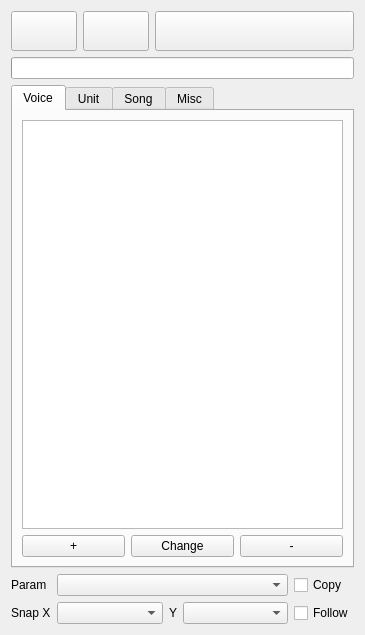
Qt form src/editor/sidemenu/SideMenu.ui (yuxshao/ptcollab) before a commit.
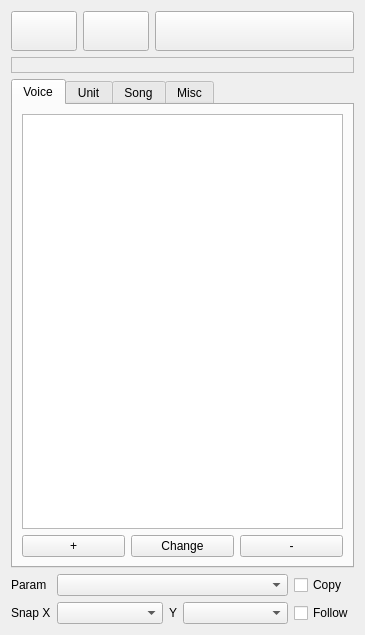
The same form after that commit. Icons and pictures are not drawn.

Commit message: volume meter

The edit to the form file:
```diff
--- a/src/editor/sidemenu/SideMenu.ui
+++ b/src/editor/sidemenu/SideMenu.ui
@@ -97,19 +97,20 @@
     </layout>
    </item>
    <item>
-    <widget class="QProgressBar" name="volumeMeter">
-     <property name="minimum">
-      <number>-3600</number>
+    <widget class="QFrame" name="volumeMeterWidget">
+     <property name="minimumSize">
+      <size>
+       <width>0</width>
+       <height>16</height>
+      </size>
      </property>
-     <property name="maximum">
-      <number>300</number>
+     <property name="frameShape">
+      <enum>QFrame::StyledPanel</enum>
      </property>
-     <property name="value">
-      <number>-3600</number>
+     <property name="frameShadow">
+      <enum>QFrame::Raised</enum>
      </property>
-     <property name="textVisible">
-      <bool>false</bool>
-     </property>
+     <layout class="QHBoxLayout" name="horizontalLayout_4"/>
     </widget>
    </item>
    <item>
```
The commit also changes 9 other files.
